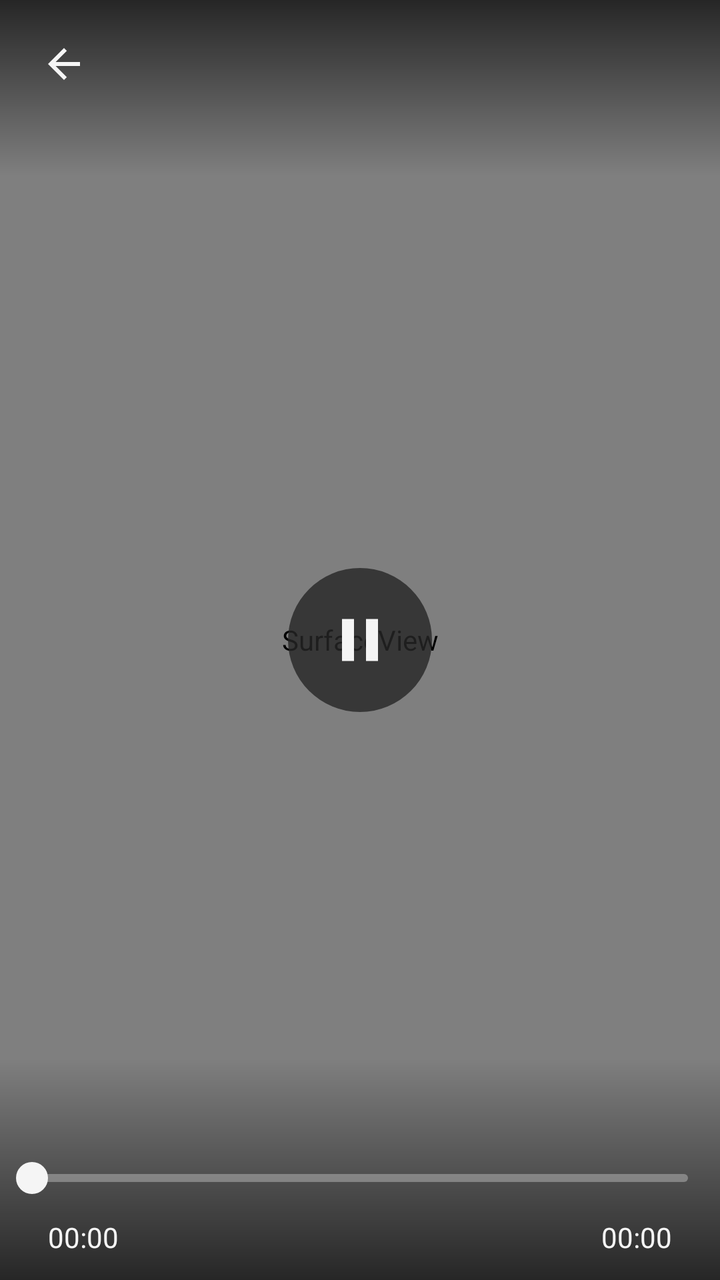
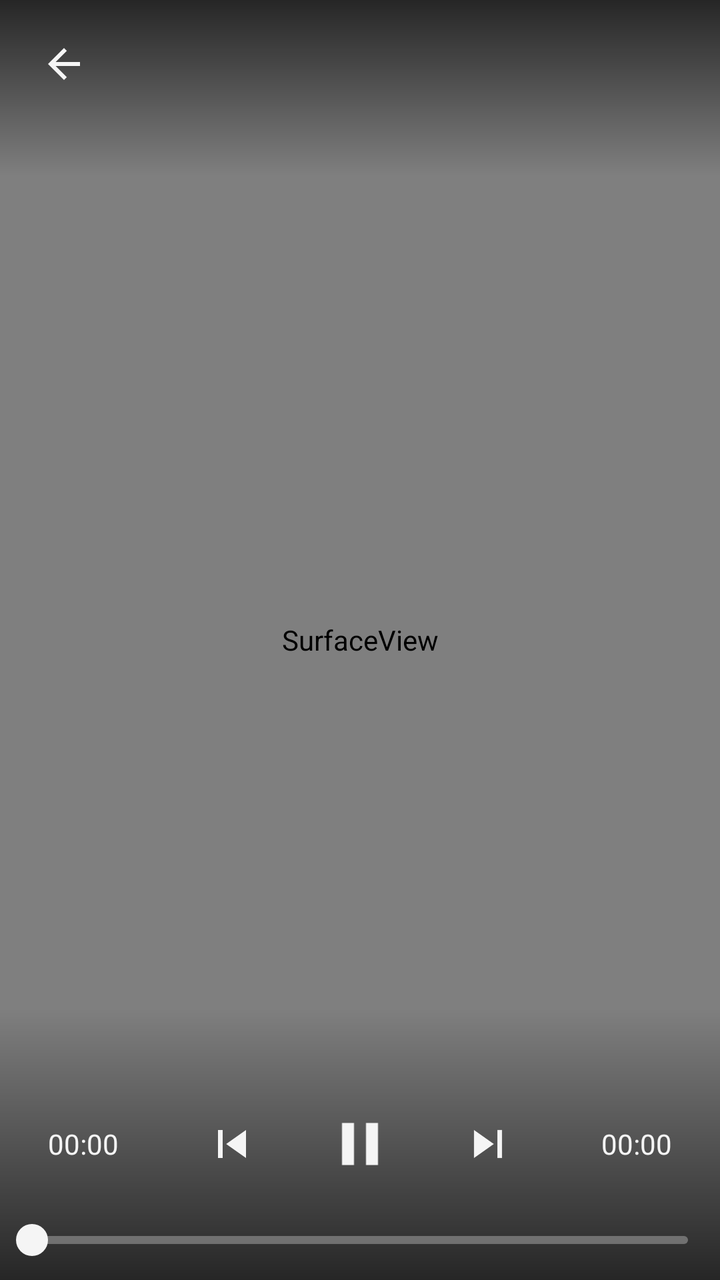

An Android layout rendered at two revisions. The XML below is the earlier revision; the diff shows what the commit changed to produce the second picture.
<!-- AndroidManifest.xml: activity theme Theme.Quiet.Player -->
<!-- res/layout/activity_player.xml -->
<?xml version="1.0" encoding="utf-8"?>
<FrameLayout xmlns:android="http://schemas.android.com/apk/res/android"
    android:id="@+id/root"
    android:layout_width="match_parent"
    android:layout_height="match_parent"
    android:background="@android:color/black"
    android:contentDescription="@string/video_surface">

    <SurfaceView
        android:id="@+id/surface"
        android:layout_width="match_parent"
        android:layout_height="match_parent"
        android:layout_gravity="center" />

    
    <FrameLayout
        android:id="@+id/controls"
        android:layout_width="match_parent"
        android:layout_height="match_parent">

        <LinearLayout
            android:id="@+id/top_bar"
            android:layout_width="match_parent"
            android:layout_height="wrap_content"
            android:layout_gravity="top"
            android:background="@drawable/scrim_top"
            android:gravity="center_vertical"
            android:orientation="horizontal"
            android:paddingTop="8dp"
            android:paddingBottom="32dp">

            <ImageButton
                android:id="@+id/back"
                style="@style/IconButton"
                android:layout_marginStart="8dp"
                android:contentDescription="@string/back"
                android:src="@drawable/ic_back" />

            <TextView
                android:id="@+id/video_title"
                android:layout_width="0dp"
                android:layout_height="wrap_content"
                android:layout_marginHorizontal="8dp"
                android:layout_weight="1"
                android:ellipsize="end"
                android:fontFamily="sans-serif-medium"
                android:maxLines="1"
                android:textColor="@color/text"
                android:textSize="16sp" />
        </LinearLayout>

        <ImageButton
            android:id="@+id/play_pause"
            android:layout_width="72dp"
            android:layout_height="72dp"
            android:layout_gravity="center"
            android:background="@drawable/bg_round_glass"
            android:scaleType="fitCenter"
            android:padding="18dp"
            android:src="@drawable/ic_pause" />

        <TextView
            android:id="@+id/error"
            android:layout_width="wrap_content"
            android:layout_height="wrap_content"
            android:layout_gravity="center"
            android:background="@drawable/bg_hud"
            android:padding="16dp"
            android:textColor="@color/text"
            android:textSize="15sp"
            android:visibility="gone" />

        <LinearLayout
            android:id="@+id/bottom_bar"
            android:layout_width="match_parent"
            android:layout_height="wrap_content"
            android:layout_gravity="bottom"
            android:background="@drawable/scrim_bottom"
            android:orientation="vertical"
            android:paddingTop="40dp"
            android:paddingBottom="12dp">

            <SeekBar
                android:id="@+id/seek_bar"
                android:layout_width="match_parent"
                android:layout_height="40dp"
                android:paddingHorizontal="24dp"
                android:progressDrawable="@drawable/seek_progress"
                android:splitTrack="false"
                android:thumb="@drawable/seek_thumb" />

            <FrameLayout
                android:layout_width="match_parent"
                android:layout_height="wrap_content"
                android:paddingHorizontal="24dp">

                <TextView
                    android:id="@+id/position"
                    style="@style/TimeText"
                    android:layout_gravity="start"
                    android:text="00:00" />

                <TextView
                    android:id="@+id/duration"
                    style="@style/TimeText"
                    android:layout_gravity="end"
                    android:text="00:00" />
            </FrameLayout>
        </LinearLayout>
    </FrameLayout>

    <LinearLayout
        android:id="@+id/hud"
        android:layout_width="wrap_content"
        android:layout_height="wrap_content"
        android:layout_gravity="center"
        android:alpha="0"
        android:background="@drawable/bg_hud"
        android:gravity="center"
        android:minWidth="168dp"
        android:orientation="vertical"
        android:paddingHorizontal="24dp"
        android:paddingVertical="16dp"
        android:visibility="gone">

        <TextView
            android:id="@+id/hud_title"
            android:layout_width="wrap_content"
            android:layout_height="wrap_content"
            android:fontFamily="sans-serif-medium"
            android:fontFeatureSettings="tnum"
            android:letterSpacing="-0.02"
            android:textColor="@color/text"
            android:textSize="30sp" />

        <TextView
            android:id="@+id/hud_detail"
            style="@style/TimeText"
            android:layout_marginTop="2dp"
            android:textColor="@color/muted" />
    </LinearLayout>

    
    <LinearLayout
        android:id="@+id/meter"
        android:layout_width="32dp"
        android:layout_height="wrap_content"
        android:layout_gravity="left|center_vertical"
        android:alpha="0"
        android:background="@drawable/bg_hud"
        android:gravity="center_horizontal"
        android:orientation="vertical"
        android:paddingVertical="14dp"
        android:visibility="gone">

        <ProgressBar
            android:id="@+id/meter_level"
            style="@android:style/Widget.Material.ProgressBar.Horizontal"
            android:layout_width="4dp"
            android:layout_height="160dp"
            android:max="1000"
            android:progressDrawable="@drawable/meter_progress" />

        <ImageView
            android:id="@+id/meter_icon"
            android:layout_width="18dp"
            android:layout_height="18dp"
            android:layout_marginTop="10dp"
            android:importantForAccessibility="no" />
    </LinearLayout>
</FrameLayout>
<!-- resources referenced by this layout -->
<resources>
  <color name="muted">#A6A6A6</color>
  <color name="text">#F5F5F5</color>
  <!-- drawable bg_hud (drawable) -->
  <shape xmlns:android="http://schemas.android.com/apk/res/android"><solid android:color="@color/glass" /><corners android:radius="20dp" /></shape>
  <!-- drawable bg_round_glass (drawable) -->
  <ripple xmlns:android="http://schemas.android.com/apk/res/android" android:color="#33FFFFFF"><item><shape android:shape="oval"><solid android:color="@color/glass" /></shape></item></ripple>
  <!-- drawable ic_back (drawable) -->
  <vector xmlns:android="http://schemas.android.com/apk/res/android" android:width="24dp" android:height="24dp" android:viewportWidth="24" android:viewportHeight="24" android:tint="@color/text">
      <path android:fillColor="#FFFFFFFF" android:pathData="M20,11H7.83l5.59,-5.59L12,4l-8,8 8,8 1.41,-1.41L7.83,13H20v-2z" />
  </vector>
  <!-- drawable ic_pause (drawable) -->
  <vector xmlns:android="http://schemas.android.com/apk/res/android" android:width="24dp" android:height="24dp" android:viewportWidth="24" android:viewportHeight="24" android:tint="@color/text">
      <path android:fillColor="#FFFFFFFF" android:pathData="M6,19h4V5H6v14zm8,-14v14h4V5h-4z" />
  </vector>
  <!-- drawable meter_progress (drawable) -->
  <layer-list xmlns:android="http://schemas.android.com/apk/res/android">
      <item android:id="@android:id/background">
          <shape><solid android:color="@color/track" /><corners android:radius="2dp" /></shape>
      </item>
      <item android:id="@android:id/progress">
          <clip android:clipOrientation="vertical" android:gravity="bottom">
              <shape><solid android:color="@color/accent" /><corners android:radius="2dp" /></shape>
          </clip>
      </item>
  </layer-list>
  <!-- drawable scrim_bottom (drawable) -->
  <shape xmlns:android="http://schemas.android.com/apk/res/android"><gradient android:angle="90" android:endColor="#00000000" android:startColor="#B3000000" /></shape>
  <!-- drawable scrim_top (drawable) -->
  <shape xmlns:android="http://schemas.android.com/apk/res/android"><gradient android:angle="270" android:endColor="#00000000" android:startColor="#B3000000" /></shape>
  <!-- drawable seek_thumb (drawable) -->
  <shape xmlns:android="http://schemas.android.com/apk/res/android" android:shape="oval"><solid android:color="@color/text" /><size android:width="16dp" android:height="16dp" /></shape>
  <string name="back">Back</string>
  <string name="video_surface">Video. Tap to show or hide the controls.</string>
  <style name="IconButton">
          <item name="android:layout_width">48dp</item>
          <item name="android:layout_height">48dp</item>
          <item name="android:background">?android:attr/selectableItemBackgroundBorderless</item>
          <item name="android:scaleType">center</item>
      </style>
  <style name="TimeText">
          <item name="android:layout_width">wrap_content</item>
          <item name="android:layout_height">wrap_content</item>
          <item name="android:textColor">@color/text</item>
          <item name="android:textSize">14sp</item>
          <item name="android:fontFeatureSettings">tnum</item>
      </style>
  <style name="Theme.Quiet.Player">
          <item name="android:windowBackground">@android:color/black</item>
          <item name="android:windowLayoutInDisplayCutoutMode">always</item>
      </style>
  <color name="glass">#CC262626</color>
  <color name="track">#4DFFFFFF</color>
  <color name="accent">#9CC2FF</color>
  <!-- unchanged entries left out for length: 1 -->
</resources>

<!-- the commit's change to res/layout/activity_player.xml (unified diff, before → after) -->
@@ -49,16 +49,6 @@
                 android:textSize="16sp" />
         </LinearLayout>
 
-        <ImageButton
-            android:id="@+id/play_pause"
-            android:layout_width="72dp"
-            android:layout_height="72dp"
-            android:layout_gravity="center"
-            android:background="@drawable/bg_round_glass"
-            android:scaleType="fitCenter"
-            android:padding="18dp"
-            android:src="@drawable/ic_pause" />
-
         <TextView
             android:id="@+id/error"
             android:layout_width="wrap_content"
@@ -77,8 +67,59 @@
             android:layout_gravity="bottom"
             android:background="@drawable/scrim_bottom"
             android:orientation="vertical"
-            android:paddingTop="40dp"
-            android:paddingBottom="12dp">
+            android:paddingTop="40dp">
+
+            <FrameLayout
+                android:layout_width="match_parent"
+                android:layout_height="wrap_content"
+                android:paddingHorizontal="24dp">
+
+                <TextView
+                    android:id="@+id/position"
+                    style="@style/TimeText"
+                    android:layout_gravity="start|center_vertical"
+                    android:text="00:00" />
+
+                <LinearLayout
+                    android:layout_width="wrap_content"
+                    android:layout_height="wrap_content"
+                    android:layout_gravity="center"
+                    android:gravity="center_vertical"
+                    android:orientation="horizontal">
+
+                    <ImageButton
+                        android:id="@+id/previous"
+                        style="@style/IconButton"
+                        android:contentDescription="@string/previous_video"
+                        android:padding="10dp"
+                        android:scaleType="fitCenter"
+                        android:src="@drawable/ic_skip_previous" />
+
+                    <ImageButton
+                        android:id="@+id/play_pause"
+                        style="@style/IconButton"
+                        android:layout_width="56dp"
+                        android:layout_height="56dp"
+                        android:layout_marginHorizontal="12dp"
+                        android:padding="10dp"
+                        android:scaleType="fitCenter"
+                        android:src="@drawable/ic_pause" />
+
+                    <ImageButton
+                        android:id="@+id/next"
+                        style="@style/IconButton"
+                        android:contentDescription="@string/next_video"
+                        android:padding="10dp"
+                        android:scaleType="fitCenter"
+                        android:src="@drawable/ic_skip_next" />
+                </LinearLayout>
+
+                <TextView
+                    android:id="@+id/duration"
+                    style="@style/TimeText"
+                    android:layout_gravity="end|center_vertical"
+                    android:text="00:00" />
+            </FrameLayout>
 
             <SeekBar
                 android:id="@+id/seek_bar"
@@ -88,24 +129,6 @@
                 android:progressDrawable="@drawable/seek_progress"
                 android:splitTrack="false"
                 android:thumb="@drawable/seek_thumb" />
-
-            <FrameLayout
-                android:layout_width="match_parent"
-                android:layout_height="wrap_content"
-                android:paddingHorizontal="24dp">
-
-                <TextView
-                    android:id="@+id/position"
-                    style="@style/TimeText"
-                    android:layout_gravity="start"
-                    android:text="00:00" />
-
-                <TextView
-                    android:id="@+id/duration"
-                    style="@style/TimeText"
-                    android:layout_gravity="end"
-                    android:text="00:00" />
-            </FrameLayout>
         </LinearLayout>
     </FrameLayout>
 
<!-- resource entries referenced after the edit -->
@@ -4,8 +4,6 @@
   <color name="text">#F5F5F5</color>
   <!-- drawable bg_hud (drawable) -->
   <shape xmlns:android="http://schemas.android.com/apk/res/android"><solid android:color="@color/glass" /><corners android:radius="20dp" /></shape>
-  <!-- drawable bg_round_glass (drawable) -->
-  <ripple xmlns:android="http://schemas.android.com/apk/res/android" android:color="#33FFFFFF"><item><shape android:shape="oval"><solid android:color="@color/glass" /></shape></item></ripple>
   <!-- drawable ic_back (drawable) -->
   <vector xmlns:android="http://schemas.android.com/apk/res/android" android:width="24dp" android:height="24dp" android:viewportWidth="24" android:viewportHeight="24" android:tint="@color/text">
       <path android:fillColor="#FFFFFFFF" android:pathData="M20,11H7.83l5.59,-5.59L12,4l-8,8 8,8 1.41,-1.41L7.83,13H20v-2z" />
@@ -13,6 +11,14 @@
   <!-- drawable ic_pause (drawable) -->
   <vector xmlns:android="http://schemas.android.com/apk/res/android" android:width="24dp" android:height="24dp" android:viewportWidth="24" android:viewportHeight="24" android:tint="@color/text">
       <path android:fillColor="#FFFFFFFF" android:pathData="M6,19h4V5H6v14zm8,-14v14h4V5h-4z" />
+  </vector>
+  <!-- drawable ic_skip_next (drawable) -->
+  <vector xmlns:android="http://schemas.android.com/apk/res/android" android:width="24dp" android:height="24dp" android:viewportWidth="24" android:viewportHeight="24" android:tint="@color/text">
+      <path android:fillColor="#FFFFFFFF" android:pathData="M6,18l8.5,-6L6,6v12zM16,6v12h2V6h-2z" />
+  </vector>
+  <!-- drawable ic_skip_previous (drawable) -->
+  <vector xmlns:android="http://schemas.android.com/apk/res/android" android:width="24dp" android:height="24dp" android:viewportWidth="24" android:viewportHeight="24" android:tint="@color/text">
+      <path android:fillColor="#FFFFFFFF" android:pathData="M6,6h2v12H6zM9.5,12l8.5,6V6z" />
   </vector>
   <!-- drawable meter_progress (drawable) -->
   <layer-list xmlns:android="http://schemas.android.com/apk/res/android">
@@ -32,6 +38,8 @@
   <!-- drawable seek_thumb (drawable) -->
   <shape xmlns:android="http://schemas.android.com/apk/res/android" android:shape="oval"><solid android:color="@color/text" /><size android:width="16dp" android:height="16dp" /></shape>
   <string name="back">Back</string>
+  <string name="next_video">Next video</string>
+  <string name="previous_video">Previous video</string>
   <string name="video_surface">Video. Tap to show or hide the controls.</string>
   <style name="IconButton">
           <item name="android:layout_width">48dp</item>
